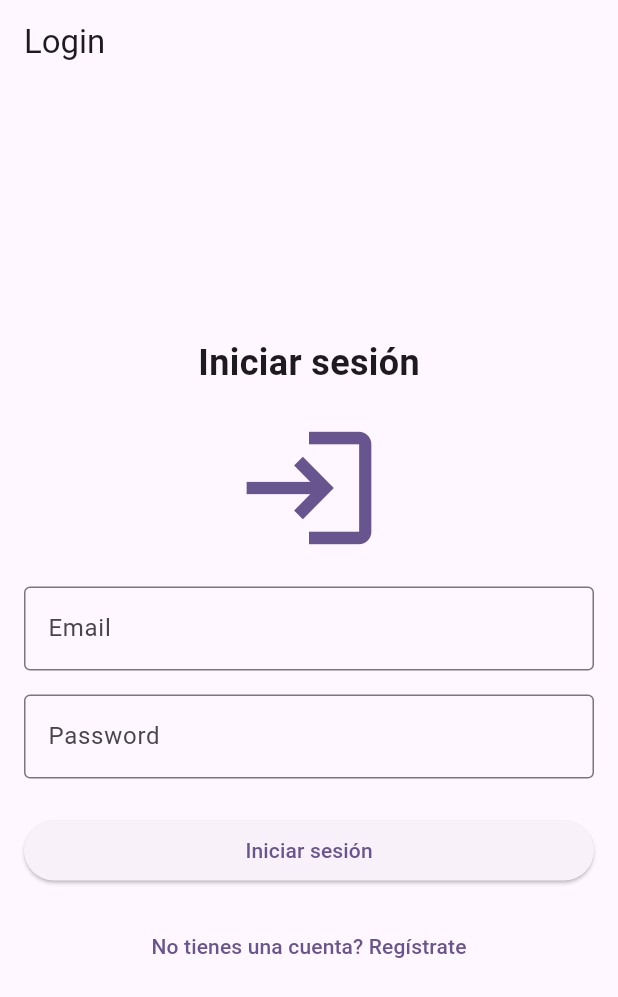
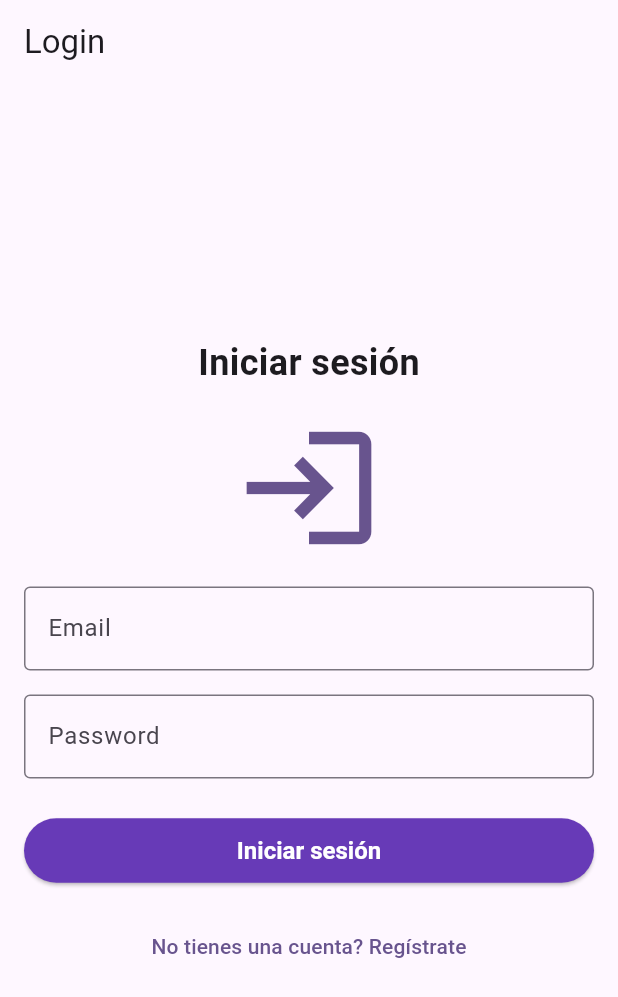
Before and after one commit to id-am/integration_test, a Flutter app: the screen it shows after launch, on a phone screen of 412 x 824 dp. Shown: the top 997 px of the screen. Run offline on Flutter 3.47's test engine with Material 3 defaults, Android fonts, the phone set to English and light mode, and no system bars; our stand-ins replace flutter_riverpod, supabase_flutter; accounts and stored records are empty.

Commit message:
feat(theme): simplify theme configuration by using AppTheme directly

```diff
--- a/lib/main.dart
+++ b/lib/main.dart
@@ -27,19 +27,7 @@ class MyApp extends ConsumerWidget {
 
     return MaterialApp(
       title: 'Supabase Auth Demo',
-      theme: ThemeData(
-        colorScheme: ColorScheme.fromSeed(seedColor: AppTheme.primaryColor),
-        useMaterial3: true,
-        elevatedButtonTheme: ElevatedButtonThemeData(
-          style: AppTheme.primaryButtonStyle,
-        ),
-        inputDecorationTheme: const InputDecorationTheme(
-          border: OutlineInputBorder(),
-          focusedBorder: OutlineInputBorder(
-            borderSide: BorderSide(color: AppTheme.primaryColor, width: 2),
-          ),
-        ),
-      ),
+      theme: AppTheme.theme,
       home: const LoginScreen(),
       routes: routes,
     );
```
